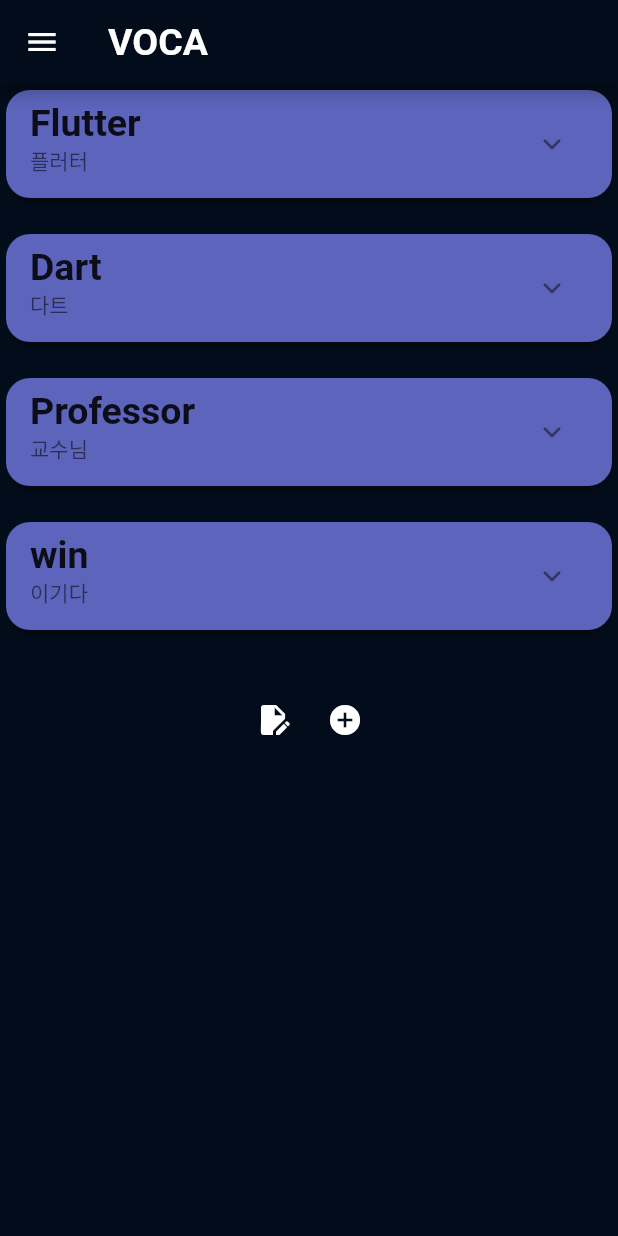
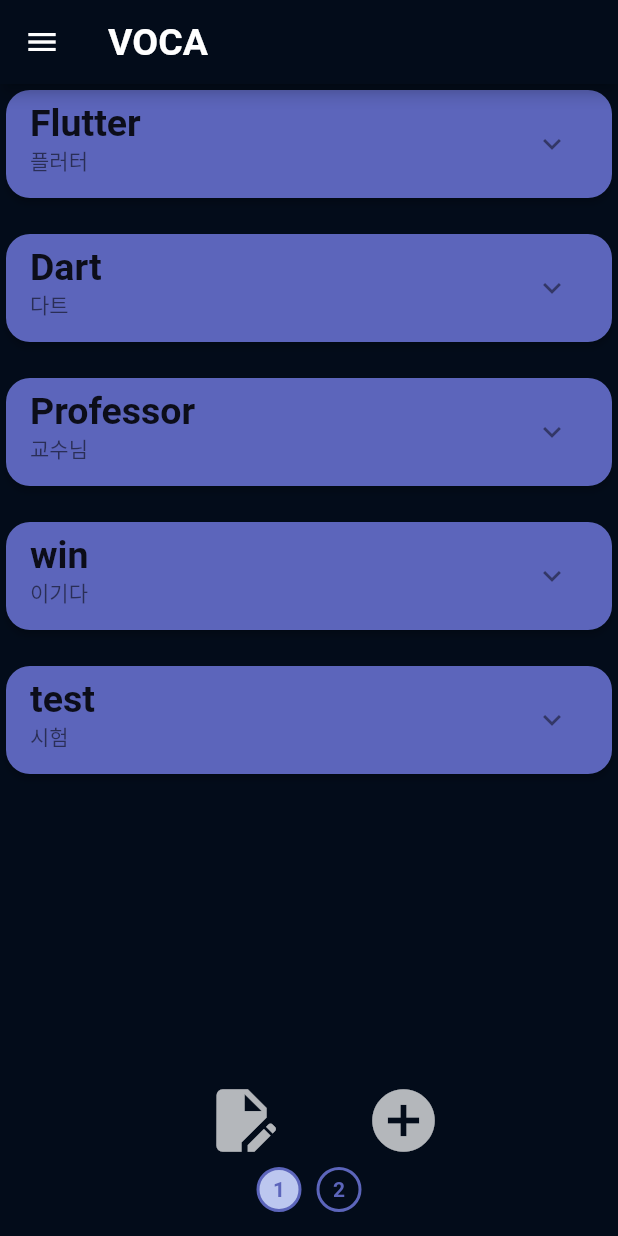
Before and after one commit to 2023-sungshin-sw/good-at-swimming-front, a Flutter app: the screen it shows after launch, on a phone screen of 412 x 824 dp. Run offline on Flutter 3.47's test engine with Material 2 defaults, Android fonts, the phone set to English and light mode, and no system bars.

Commit message:
Design : 단어 메인 페이지 구성

```diff
--- a/lib/main.dart
+++ b/lib/main.dart
@@ -1,6 +1,6 @@
 import 'package:flutter/material.dart';
 import 'package:good_swimming/tab/category/word/word_page.dart';
-//import 'package:good_swimming/logIn/signUp_page.dart';
+import 'package:good_swimming/logIn/signUp_page.dart';
 import 'package:good_swimming/tab/tab_page.dart';
 
 void main() {
--- a/lib/tab/category/word/word_page.dart
+++ b/lib/tab/category/word/word_page.dart
@@ -10,14 +10,43 @@ class WordPage extends StatefulWidget {
 class _WordPageState extends State<WordPage> {
   final List<WordCard> words = [
     WordCard('Flutter', '플러터', 'Flutter is a UI toolkit.'),
-    WordCard('Dart', '다트', 'Dart is a programming language.'),
-    WordCard('Professor', '교수님', null),
+    WordCard('Dart', '다트', 'Dart is a programming language.'), //예문이 있는 예시
+    WordCard('Professor', '교수님', null), //예문이 없는 예시
     WordCard('win', '이기다', null),
+    WordCard('test', '시험', null),
+    WordCard('Student', '학생', null),
+    WordCard('Dart', '다트', 'Dart is a programming language.'), //예문이 있는 예시
+    WordCard('Professor', '교수님', null), //예문이 없는 예시
+    WordCard('win', '이기다', null),
+    WordCard('test', '시험', null),
     // 나중에 단어 데이터로 받아오는 건 처리 예정
   ];
 
+  final int cardsPerPage = 5;
+  int currentPage = 0;
+
+  List<List<WordCard>> _groupWords() {
+    List<List<WordCard>> grouped = [];
+    for (int i = 0; i < words.length; i += cardsPerPage) {
+      grouped.add(words.sublist(i, i + cardsPerPage));
+    }
+    //print('Grouped words length: ${grouped.length}');
+    return grouped;
+  }
+
   @override
   Widget build(BuildContext context) {
+    List<List<WordCard>> groupedWords = _groupWords();
+    // 첫 번째 그룹의 요소들 확인
+    /*for (var word in groupedWords[0]) {
+      print('First Group: ${word.word}, ${word.meaning}, ${word.example}');
+    }
+
+    // 두 번째 그룹의 요소들 확인
+    for (var word in groupedWords[1]) {
+      print('Second Group: ${word.word}, ${word.meaning}, ${word.example}');
+    } */
+
     return Scaffold(
       backgroundColor: const Color(0xFF030C1A),
       appBar: AppBar(
@@ -33,10 +62,19 @@ class _WordPageState extends State<WordPage> {
           style: TextStyle(fontSize: 25, fontWeight: FontWeight.bold),
         ),
       ),
-      body: SingleChildScrollView(
+      body: Column(
+        children: [
+          Expanded(
+            child: PageView.builder(
+              itemCount: groupedWords.length,
+              physics: const NeverScrollableScrollPhysics(), // 스크롤 비활성화
+              itemBuilder: (context, pageIndex) {
+                final pageWords = groupedWords[pageIndex];
+
+                return SingleChildScrollView(
                   child: Column(
                     children: [
-            for (var word in words)
+                      for (var word in pageWords)
                         Column(
                           children: [
                             WordCardItem(wordCard: word),
@@ -44,26 +82,85 @@ class _WordPageState extends State<WordPage> {
                           ],
                         ),
                       const SizedBox(height: 16),
+                    ],
+                  ),
+                );
+              },
+// 단어 리스트는 잘 나눠지는데 페이지를 넘겼을때 상태가 변하지 않는 문제 추후 해결 예정
+              onPageChanged: (int page) {
+                setState(() {
+                  currentPage = page;
+                  /*print('Current Page: $currentPage');
+                  페이지가 잘 넘어가는지 확인하는 부분 -> 디버그 콘솔에 출력 안됨 */
+                });
+              },
+            ),
+          ),
+          const SizedBox(height: 16),
           Row(
-              mainAxisAlignment: MainAxisAlignment.center, // 가운데 정렬
+            mainAxisAlignment: MainAxisAlignment.center,
             children: [
               IconButton(
-                  icon: const Icon(Icons.edit_document, color: Colors.white),
+                icon: const Icon(Icons.edit_document,
+                    color: Colors.white70, size: 50),
                 onPressed: () {
-                    // 첫 번째 아이콘 버튼 동작 추가
+                  // 단어시험 아이콘 버튼 동작 추가
                 },
               ),
+              const SizedBox(width: 60),
               IconButton(
-                  icon: const Icon(Icons.add_circle, color: Colors.white),
+                icon: const Icon(Icons.add_circle,
+                    color: Colors.white70, size: 50),
                 onPressed: () {
-                    // 두 번째 아이콘 버튼 동작 추가
+                  // 단어추가 아이콘 버튼 동작 추가
                 },
               ),
             ],
           ),
           const SizedBox(height: 16),
+          Row(
+            mainAxisAlignment: MainAxisAlignment.center,
+            children: [
+              for (int i = 0; i < groupedWords.length; i++)
+                GestureDetector(
+                  behavior: HitTestBehavior.translucent,
+                  onTap: () {
+                    setState(() {
+                      currentPage = i;
+                      print('Tapped Page: $currentPage');
+                    });
+                  },
+                  child: Container(
+                    width: 30,
+                    height: 30,
+                    margin: const EdgeInsets.symmetric(horizontal: 5),
+                    decoration: BoxDecoration(
+                      shape: BoxShape.circle,
+                      color: i == currentPage
+                          ? const Color(0xFFBCC7EF)
+                          : Colors.transparent,
+                      border: Border.all(
+                        color: const Color(0xFF5C65BB),
+                        width: 2,
+                      ),
+                    ),
+                    child: Center(
+                      child: Text(
+                        (i + 1).toString(),
+                        style: TextStyle(
+                          color: i == currentPage
+                              ? const Color(0xFF5C65BB)
+                              : const Color(0xFF5C65BB),
+                          fontWeight: FontWeight.bold,
+                        ),
+                      ),
+                    ),
+                  ),
+                ),
             ],
           ),
+          const SizedBox(height: 16),
+        ],
       ),
     );
   }
```
Lines whose indentation alone changed are shown as unchanged.
